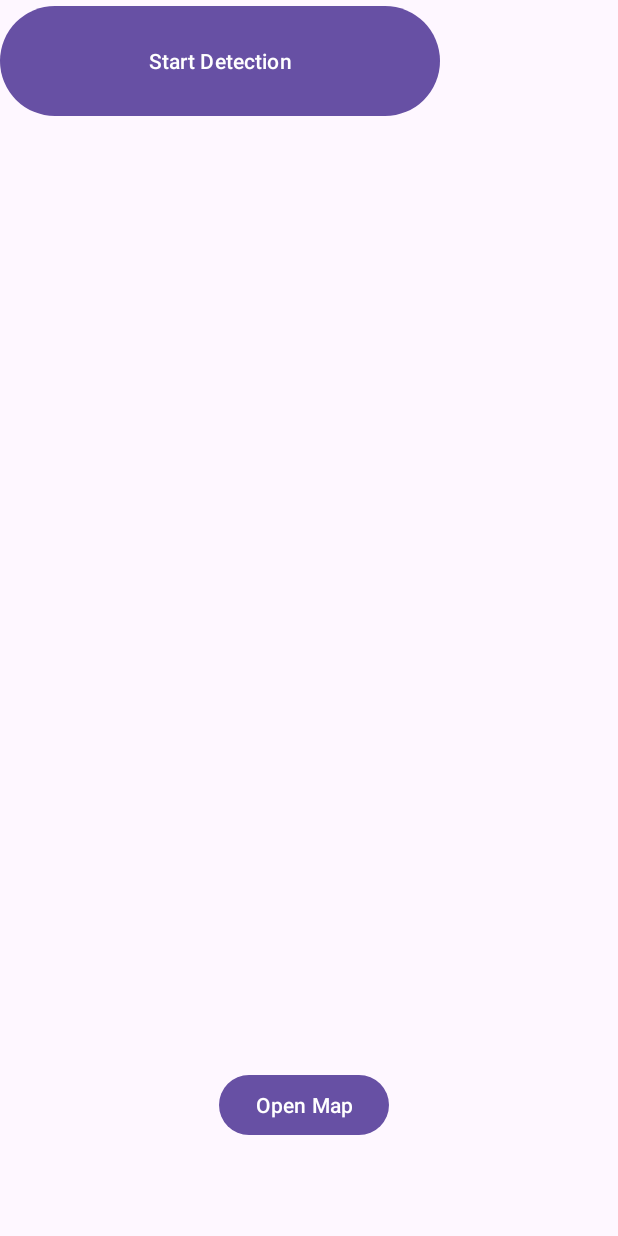
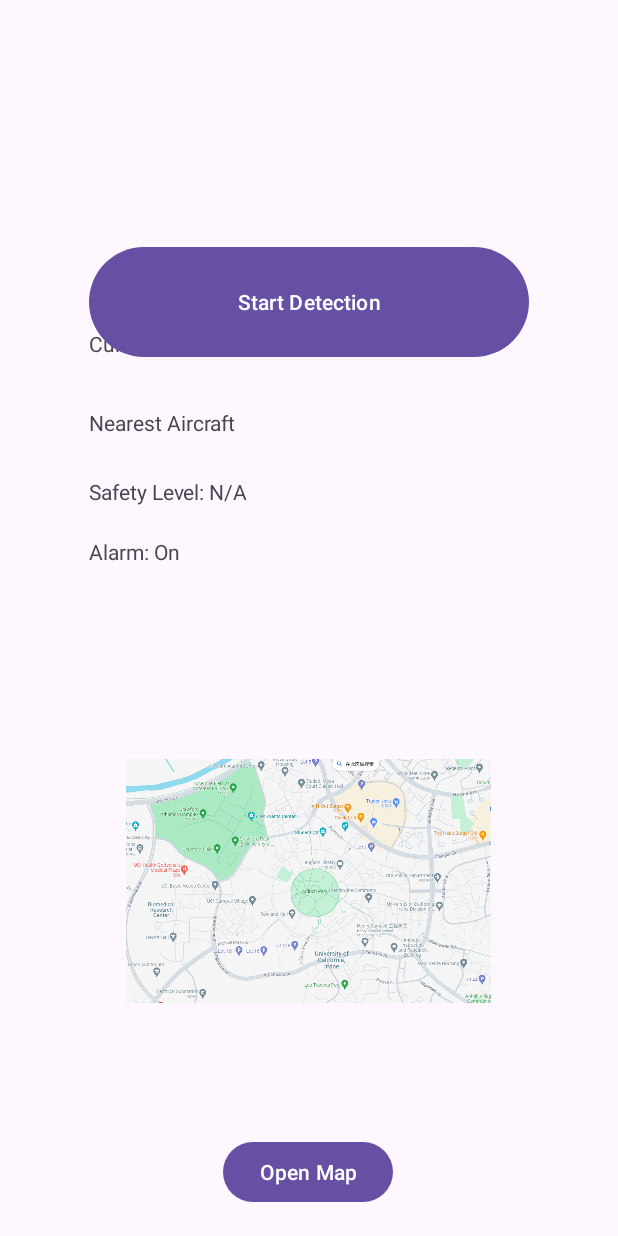
Before and after one commit to QLYe/EECS159-Aircraft-Detection, an Android app: the screen it shows after launch (MainActivity), on a phone screen of 412 x 824 dp. Run offline under Robolectric (Android 15) with nearby library versions, the phone set to English and light mode, and no system bars.

Commit message:
add layout

```diff
--- a/Interactive Button Instance with Map/app/src/main/res/layout/activity_main.xml
+++ b/Interactive Button Instance with Map/app/src/main/res/layout/activity_main.xml
@@ -13,18 +13,74 @@
         android:text="Open Map"
         app:layout_constraintBottom_toBottomOf="parent"
         app:layout_constraintEnd_toEndOf="parent"
-        app:layout_constraintHorizontal_bias="0.488"
+        app:layout_constraintHorizontal_bias="0.498"
         app:layout_constraintStart_toStartOf="parent"
         app:layout_constraintTop_toTopOf="parent"
-        app:layout_constraintVertical_bias="0.918" />
+        app:layout_constraintVertical_bias="0.976" />
+
+    <TextView
+        android:id="@+id/textView2"
+        android:layout_width="356dp"
+        android:layout_height="53dp"
+        android:layout_marginStart="59dp"
+        android:layout_marginTop="219dp"
+        android:text="Current Status: N/A"
+        app:layout_constraintStart_toStartOf="parent"
+        app:layout_constraintTop_toTopOf="parent" />
+
+    <TextView
+        android:id="@+id/textView3"
+        android:layout_width="259dp"
+        android:layout_height="46dp"
+        android:layout_marginStart="59dp"
+        android:layout_marginTop="272dp"
+        android:text="Nearest Aircraft"
+        app:layout_constraintStart_toStartOf="parent"
+        app:layout_constraintTop_toTopOf="parent" />
+
+    <TextView
+        android:id="@+id/textView4"
+        android:layout_width="239dp"
+        android:layout_height="40dp"
+        android:layout_marginStart="59dp"
+        android:layout_marginTop="318dp"
+        android:text="Safety Level: N/A"
+        app:layout_constraintStart_toStartOf="parent"
+        app:layout_constraintTop_toTopOf="parent" />
+
+    <TextView
+        android:id="@+id/textView5"
+        android:layout_width="147dp"
+        android:layout_height="39dp"
+        android:layout_marginStart="59dp"
+        android:layout_marginTop="358dp"
+        android:text="Alarm: On"
+        app:layout_constraintStart_toStartOf="parent"
+        app:layout_constraintTop_toTopOf="parent" />
+
+    <ImageView
+        android:id="@+id/imageView"
+        android:layout_width="243dp"
+        android:layout_height="256dp"
+        android:layout_marginStart="84dp"
+        android:layout_marginTop="459dp"
+        app:layout_constraintStart_toStartOf="parent"
+        app:layout_constraintTop_toTopOf="parent"
+        app:srcCompat="@drawable/image111111" />
 
     <Button
         android:id="@+id/button"
         android:layout_width="293dp"
         android:layout_height="81dp"
+        android:layout_marginStart="59dp"
+        android:layout_marginTop="114dp"
+        android:layout_marginEnd="59dp"
+        android:layout_marginBottom="536dp"
         android:text="Start Detection"
-        tools:layout_editor_absoluteX="59dp"
-        tools:layout_editor_absoluteY="114dp" />
+        app:layout_constraintBottom_toBottomOf="parent"
+        app:layout_constraintEnd_toEndOf="parent"
+        app:layout_constraintStart_toStartOf="parent"
+        app:layout_constraintTop_toTopOf="parent" />
 
 
 </androidx.constraintlayout.widget.ConstraintLayout>
```
Also changed, not shown: Interactive Button Instance with Map/app/src/main/res/drawable/image111111.png (added).
